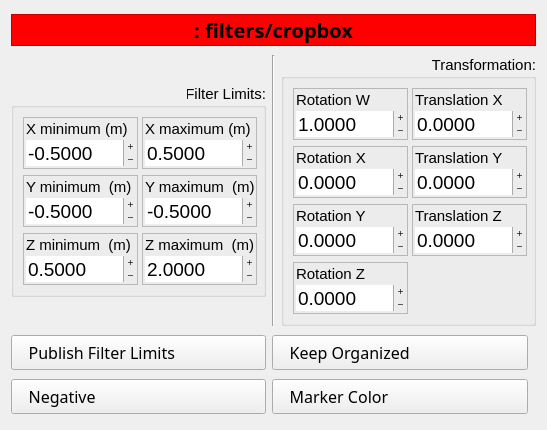
The window that rqt-stream-manipulator-3d/src/filters/cropbox.ui (3DVision-Stack/stream-manipulator-3D) describes before a commit, drawn with Qt 5.
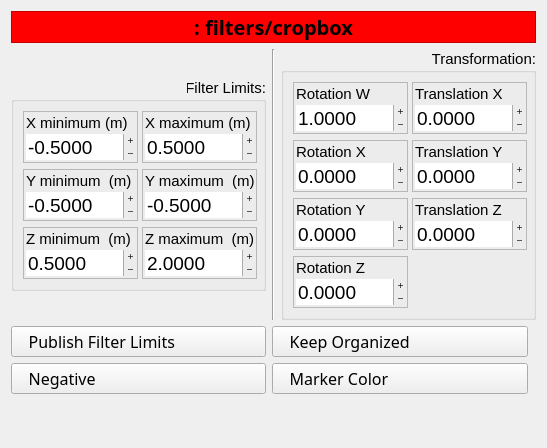
The same window after the commit. Icons and pictures are not drawn.

Diff of the .ui file:
```diff
--- a/rqt-stream-manipulator-3d/src/filters/cropbox.ui
+++ b/rqt-stream-manipulator-3d/src/filters/cropbox.ui
@@ -10,7 +10,7 @@
     <x>0</x>
     <y>0</y>
     <width>543</width>
-    <height>430</height>
+    <height>448</height>
    </rect>
   </property>
   <layout class="QGridLayout" name="gridLayout_3">
@@ -1696,6 +1696,19 @@
      </property>
     </widget>
    </item>
+   <item row="4" column="0" colspan="2">
+    <spacer name="verticalSpacer">
+     <property name="orientation">
+      <enum>Qt::Vertical</enum>
+     </property>
+     <property name="sizeHint" stdset="0">
+      <size>
+       <width>20</width>
+       <height>40</height>
+      </size>
+     </property>
+    </spacer>
+   </item>
   </layout>
  </widget>
  <resources>
```
